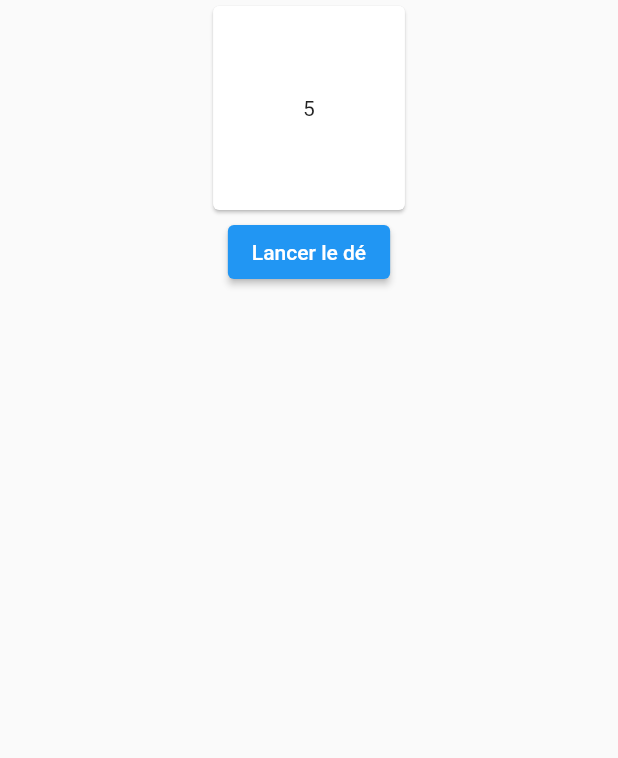
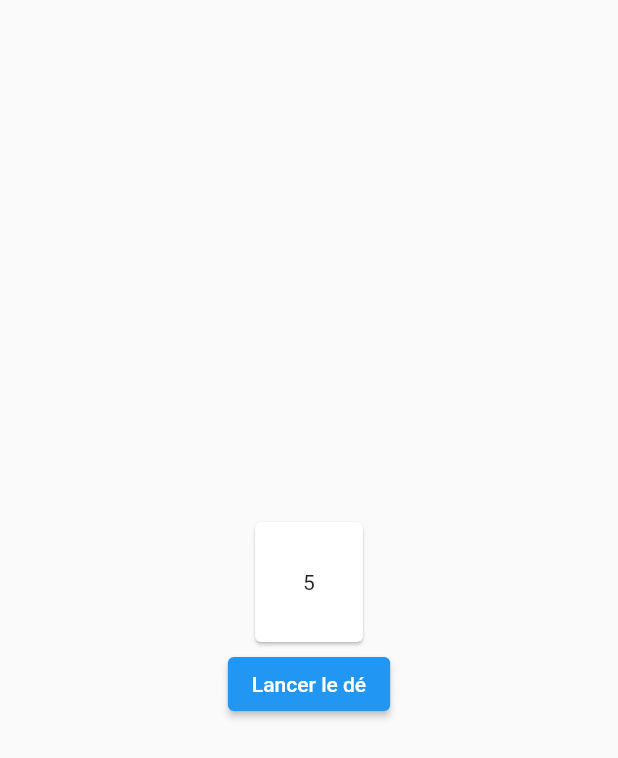
Before and after one commit to OlivierRGagnon/dice_thrower, a Flutter app: the screen it shows after launch, after a tap on "Lancer le dé", on a phone screen of 412 x 824 dp. Shown: the top 758 px of the screen. Run offline on Flutter 3.47's test engine with Material 2 defaults, Android fonts, the light colour scheme and no system bars.

Commit message:
small patch

```diff
--- a/lib/screens/home_screen.dart
+++ b/lib/screens/home_screen.dart
@@ -17,13 +17,10 @@ class _HomeScreenState extends State<HomeScreen> {
     return  Scaffold(
       body: Center(
         child: Column(
+          mainAxisAlignment: MainAxisAlignment.center,
           children: <Widget>[
           DiceWidget(value: _diceValue),
-          ElevatedButton(onPressed: () {
-            setState(() {
-              _diceValue = Random().nextInt(6) +1;
-            });
-            }, child: const Text('Lancer le dé'))
+          ElevatedButton(onPressed: () => onPressed(), child: const Text('Lancer le dé'))
         ]
         ),
       )
@@ -31,6 +28,8 @@ class _HomeScreenState extends State<HomeScreen> {
   }
 
   onPressed() {
-
+    setState(() {
+      _diceValue = Random().nextInt(6) +1;
+    });
   }
 }
--- a/lib/widgets/dice_widget.dart
+++ b/lib/widgets/dice_widget.dart
@@ -10,8 +10,10 @@ class DiceWidget extends StatelessWidget {
   @override
   Widget build(BuildContext context) {
     return Card(
-      child: Padding(padding: const EdgeInsets.all(60.0),
-       child: Text(_value.toString()
+      child: Padding(
+        padding: const EdgeInsets.all(32.0),
+       child: Text(
+        _value.toString()
         ),
       ),
     );
```
